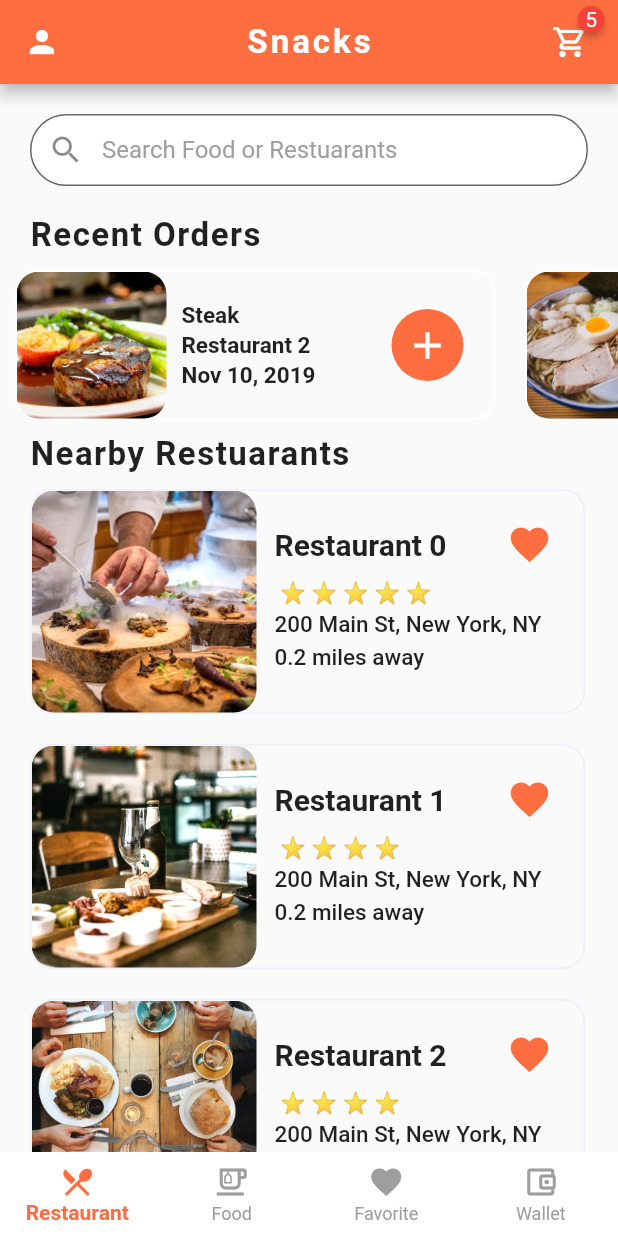
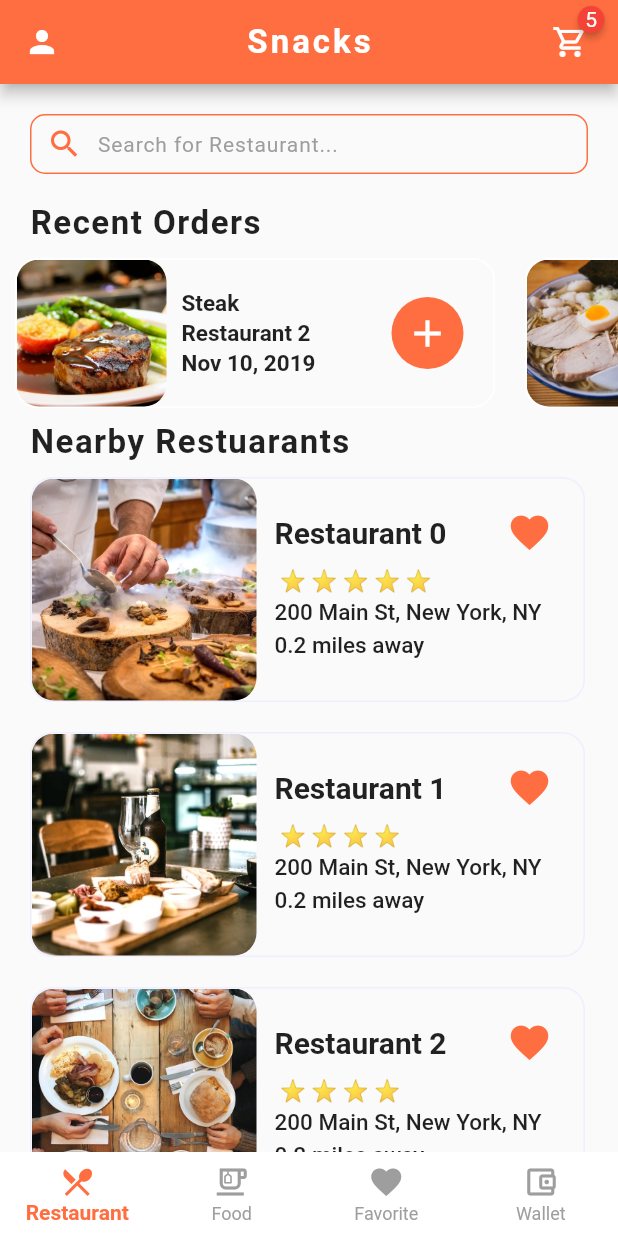
Before and after one commit to ShashiKha9/Food_delivery_app, a Flutter app: the BottomBar screen opened directly, on a phone screen of 412 x 824 dp. Run offline on Flutter 3.47's test engine with Material 2 defaults, Android fonts, the phone set to English and light mode, and no system bars; drawn by our look-alikes of badges; our stand-ins replace bloc, connectivity_plus, equatable, firebase_core, flutter_bloc; accounts and stored records are empty.

Commit message:
search page ui done

```diff
--- /dev/null
+++ b/lib/constants/internet.dart
@@ -0,0 +1,5 @@
+enum Internet{
+  Online,
+  Offline
+
+}
--- a/lib/screens/cart_screen.dart
+++ b/lib/screens/cart_screen.dart
@@ -11,10 +11,8 @@ class CartScreen extends StatefulWidget {
 }
 
 class _CartScreenState extends State<CartScreen> {
-
+  int counter =0;
   _buildCardItem(Order order){
-    int counter =0;
-
     final int minValue=0;
     final int maxValue=1000;
     print("repeat steps");
--- a/lib/screens/home_screen.dart
+++ b/lib/screens/home_screen.dart
@@ -2,14 +2,12 @@ import 'package:connectivity_plus/connectivity_plus.dart';
 import 'package:flutter/cupertino.dart';
 import 'package:flutter/material.dart';
 import 'package:flutter_bloc/flutter_bloc.dart';
-import 'package:food_delivery_app/constants/internet.dart';
 import 'package:food_delivery_app/data/data.dart';
 import 'package:food_delivery_app/data/data.dart';
 import 'package:food_delivery_app/data/data.dart';
 import 'package:food_delivery_app/data/data.dart';
 import 'package:food_delivery_app/logic/cubit/internet_cubit.dart';
 import 'package:food_delivery_app/models/restaurant.dart';
-import 'package:food_delivery_app/screens/auth_screen.dart';
 import 'package:food_delivery_app/screens/cart_screen.dart';
 import 'package:food_delivery_app/screens/restaurant_screen.dart';
 import 'package:food_delivery_app/widgets/nearby_restaurants.dart';
@@ -17,7 +15,10 @@ import 'package:food_delivery_app/widgets/recentorders.dart';
 import 'package:badges/badges.dart';
 import 'package:food_delivery_app/widgets/restuarant_rating.dart';
 
-import 'favscreen.dart';
+import '../constants/internet.dart';
+import 'authscreen.dart';
+import 'favorite_sccreen.dart';
+
 
 class HomeScreenPage extends StatefulWidget {
   const HomeScreenPage({Key? key}) : super(key: key);
@@ -98,24 +99,32 @@ class _HomeScreenPageState extends State<HomeScreenPage> {
             child: ListView(
               children: [
                 Padding(padding: EdgeInsets.all(20.0),
-                  child:TextField(
+                  child:Container(
+                    height: 40,
+                    width: double.infinity,
+                    decoration: BoxDecoration(
+                      border: Border.all(color: Theme.of(context).primaryColor),
+                      borderRadius: BorderRadius.circular(10.0)
+                    ),
+                  child:GestureDetector(
                     onTap: () => Navigator.push(context,
                         MaterialPageRoute(builder: (context)=> SearchPage())),
-                    decoration: InputDecoration(
-                        prefixIcon: Icon(Icons.search),
-                        contentPadding: EdgeInsets.symmetric(horizontal: 30.0),
-                        fillColor: Colors.white,
-                        filled: true,
-                        hintText: "Search Food or Restuarants",
-                        hintStyle: TextStyle(
-                            color: Colors.grey
-                        ),
-                        border: OutlineInputBorder(
-                          borderRadius: BorderRadius.circular(30.0),
-                          borderSide: BorderSide(width: 0.8,
-                            color: Theme.of(context).primaryColor
-                              ),
-                        )
+                    child: Container(
+                      margin: EdgeInsets.symmetric(horizontal: 10),
+                      child: Row(
+                        children: [
+                          Icon(Icons.search_sharp,
+                            color: Theme.of(context).primaryColor,),
+                          SizedBox(
+                            width: 10,
+                          ),
+                          Text("Search for Restaurant...",style: TextStyle(
+                              letterSpacing: 0.6,
+                              color: Colors.grey,
+                          fontWeight: FontWeight.w400),)
+                        ],
+                      ),
+                    ),
                     ),
                   ),
                 ),
@@ -128,10 +137,12 @@ class _HomeScreenPageState extends State<HomeScreenPage> {
     );
   }
 }
+class SearchPage extends StatefulWidget{
+  SearchPageState createState()=> SearchPageState();
 
-class SearchPage extends StatelessWidget{
+}
+class SearchPageState extends State<SearchPage>{
   List<Widget> restaurantList=[];
-
   final text = TextEditingController();
   @override
   Widget build(BuildContext context) {
@@ -208,34 +219,52 @@ class SearchPage extends StatelessWidget{
             ),
           )
       );
-
-
     });
    return Scaffold(
      body: Container(
+       height: 40,
+       width: double.infinity,
        margin: EdgeInsets.symmetric(horizontal: 20,vertical: 40),
        child: TextFormField(
-         onTap: () => Navigator.push(context,
-             MaterialPageRoute(builder: (context)=> SearchPage())),
+         cursorColor: Theme.of(context).primaryColor,
+         autofocus: true,
+         controller: text,
          decoration: InputDecoration(
-             prefixIcon: Icon(Icons.search,color: Theme.of(context).primaryColor,),
-             contentPadding: EdgeInsets.symmetric(horizontal: 30.0),
+             prefixIcon: IconButton(
+               splashRadius: 20.0,
+               iconSize: 20.0,
+                 onPressed: (){
+               Navigator.of(context).pop();
+             }, icon: Icon(Icons.arrow_back_ios_rounded,
+             color: Theme.of(context).primaryColor,
+             )),
+             suffixIcon: text.text.isNotEmpty? GestureDetector(
+               child: Icon(Icons.clear_outlined,size: 18.0,
+                 color: Colors.grey[600],
+               ),
+               onTap: (){
+                 setState(() {
+                   text.clear();
+                 });
+               },
+             ):null,
              fillColor: Colors.white,
              filled: true,
              hintText: "Search Food or Restuarants",
              hintStyle: TextStyle(
-                 color: Colors.grey
+               letterSpacing: 0.6,
+                 color: Colors.grey,
+               fontWeight: FontWeight.w400
              ),
-             border: OutlineInputBorder(
-               borderRadius: BorderRadius.circular(30.0),
-               borderSide: BorderSide(width: 0.8,
-                   color: Theme.of(context).primaryColor
-               ),
-)),
+           contentPadding: EdgeInsets.symmetric(vertical: 10),
+           focusedBorder: OutlineInputBorder(
+             borderSide: BorderSide(color: Theme.of(context).primaryColor),
+             borderRadius: BorderRadius.circular(10.0)
+           )
+      ),
          onChanged: (value){
-           if(value.isNotEmpty){
-             return ;
-           }
+           setState(() {
+           });
          },
        ),
      )
@@ -262,9 +291,9 @@ class BottomBarState extends State<BottomBar> {
 
   List<Widget> _pages=<Widget>[
     HomeScreenPage(),
-    FavScreen(),
-    FavScreen(),
-    FavScreen()
+    FavoriteScreen(),
+    FavoriteScreen(),
+    FavoriteScreen(),
 
   ];
   int _selectedtIndex=0;
```
Also changed, not shown: lib/main.dart (+1 -9 lines), lib/screens/authscreen.dart (added, +10 -0 lines), lib/screens/favorite_sccreen.dart (added, +15 -0 lines), pubspec.lock, 4 other files.
